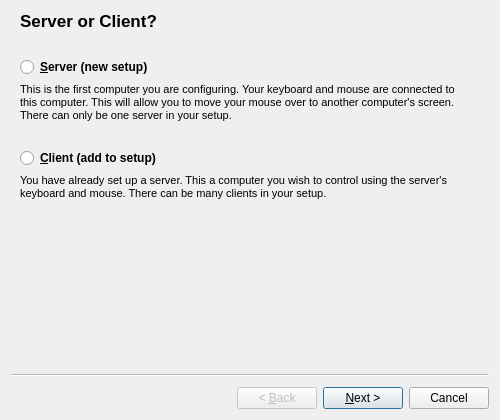
Before: the Qt Designer form branches/1.4/src/gui/res/SetupWizardBase.ui in svn2github/synergy-plus, drawn with Qt 5.
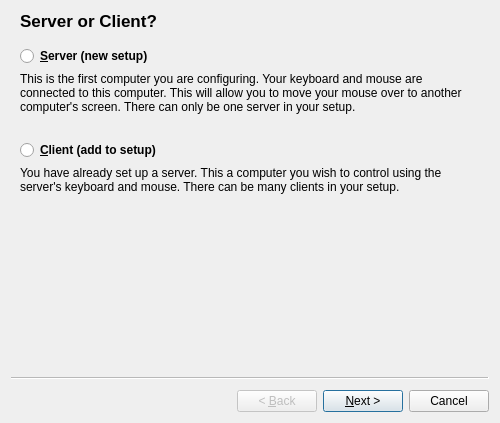
After: the same form once the commit is applied.

Commit message: fixed layout for wizard (removed manually added vboxlayout, and using automatic layout instead).

What changed in the file:
```diff
--- a/branches/1.4/src/gui/res/SetupWizardBase.ui
+++ b/branches/1.4/src/gui/res/SetupWizardBase.ui
@@ -7,7 +7,7 @@
     <x>0</x>
     <y>0</y>
     <width>500</width>
-    <height>420</height>
+    <height>423</height>
    </rect>
   </property>
   <property name="minimumSize">
@@ -32,23 +32,69 @@
    <property name="subTitle">
     <string/>
    </property>
-   <widget class="QWidget" name="verticalLayoutWidget">
-    <property name="geometry">
-     <rect>
-      <x>9</x>
-      <y>0</y>
-      <width>471</width>
-      <height>261</height>
-     </rect>
-    </property>
-    <layout class="QVBoxLayout" name="verticalLayout_2">
-     <property name="topMargin">
-      <number>20</number>
-     </property>
-     <property name="rightMargin">
-      <number>20</number>
-     </property>
-     <item>
+   <layout class="QGridLayout" name="gridLayout">
+    <item row="6" column="0">
+     <spacer name="verticalSpacer_2">
+      <property name="orientation">
+       <enum>Qt::Vertical</enum>
+      </property>
+      <property name="sizeType">
+       <enum>QSizePolicy::MinimumExpanding</enum>
+      </property>
+      <property name="sizeHint" stdset="0">
+       <size>
+        <width>0</width>
+        <height>0</height>
+       </size>
+      </property>
+     </spacer>
+    </item>
+    <item row="5" column="0">
+     <widget class="QLabel" name="m_pServerLabel">
+      <property name="minimumSize">
+       <size>
+        <width>0</width>
+        <height>0</height>
+       </size>
+      </property>
+      <property name="text">
+       <string>You have already set up a server. This a computer you wish to control using the server's keyboard and mouse. There can be many clients in your setup.</string>
+      </property>
+      <property name="wordWrap">
+       <bool>true</bool>
+      </property>
+     </widget>
+    </item>
+    <item row="4" column="0">
+     <widget class="QRadioButton" name="m_pClientRadioButton">
+      <property name="font">
+       <font>
+        <weight>75</weight>
+        <bold>true</bold>
+       </font>
+      </property>
+      <property name="text">
+       <string>&amp;Client (add to setup)</string>
+      </property>
+     </widget>
+    </item>
+    <item row="2" column="0">
+     <widget class="QLabel" name="m_pClientLabel">
+      <property name="minimumSize">
+       <size>
+        <width>0</width>
+        <height>0</height>
+       </size>
+      </property>
+      <property name="text">
+       <string>This is the first computer you are configuring. Your keyboard and mouse are connected to this computer. This will allow you to move your mouse over to another computer's screen. There can only be one server in your setup.</string>
+      </property>
+      <property name="wordWrap">
+       <bool>true</bool>
+      </property>
+     </widget>
+    </item>
+    <item row="0" column="0">
       <widget class="QRadioButton" name="m_pServerRadioButton">
        <property name="font">
         <font>
@@ -61,27 +107,7 @@
        </property>
       </widget>
      </item>
-     <item>
-      <widget class="QLabel" name="m_pClientLabel">
-       <property name="minimumSize">
-        <size>
-         <width>0</width>
-         <height>0</height>
-        </size>
-       </property>
-       <property name="text">
-        <string>&lt;!DOCTYPE HTML PUBLIC &quot;-//W3C//DTD HTML 4.0//EN&quot; &quot;http://www.w3.org/TR/REC-html40/strict.dtd&quot;&gt;
-&lt;html&gt;&lt;head&gt;&lt;meta name=&quot;qrichtext&quot; content=&quot;1&quot; /&gt;&lt;style type=&quot;text/css&quot;&gt;
-p, li { white-space: pre-wrap; }
-&lt;/style&gt;&lt;/head&gt;&lt;body style=&quot; font-family:'MS Shell Dlg 2'; font-size:8.25pt; font-weight:400; font-style:normal;&quot;&gt;
-&lt;p style=&quot; margin-top:0px; margin-bottom:0px; margin-left:0px; margin-right:0px; -qt-block-indent:0; text-indent:0px;&quot;&gt;&lt;span style=&quot; font-size:8pt;&quot;&gt;This is the first computer you are configuring. Your keyboard and mouse are connected to this computer. This will allow you to move your mouse over to another computer's screen. There can only be one server in your setup.&lt;/span&gt;&lt;/p&gt;&lt;/body&gt;&lt;/html&gt;</string>
-       </property>
-       <property name="wordWrap">
-        <bool>true</bool>
-       </property>
-      </widget>
-     </item>
-     <item>
+    <item row="3" column="0">
       <spacer name="verticalSpacer">
        <property name="orientation">
         <enum>Qt::Vertical</enum>
@@ -97,57 +123,7 @@
        </property>
       </spacer>
      </item>
-     <item>
-      <widget class="QRadioButton" name="m_pClientRadioButton">
-       <property name="font">
-        <font>
-         <weight>75</weight>
-         <bold>true</bold>
-        </font>
-       </property>
-       <property name="text">
-        <string>&amp;Client (add to setup)</string>
-       </property>
-      </widget>
-     </item>
-     <item>
-      <widget class="QLabel" name="m_pServerLabel">
-       <property name="minimumSize">
-        <size>
-         <width>0</width>
-         <height>0</height>
-        </size>
-       </property>
-       <property name="text">
-        <string>&lt;!DOCTYPE HTML PUBLIC &quot;-//W3C//DTD HTML 4.0//EN&quot; &quot;http://www.w3.org/TR/REC-html40/strict.dtd&quot;&gt;
-&lt;html&gt;&lt;head&gt;&lt;meta name=&quot;qrichtext&quot; content=&quot;1&quot; /&gt;&lt;style type=&quot;text/css&quot;&gt;
-p, li { white-space: pre-wrap; }
-&lt;/style&gt;&lt;/head&gt;&lt;body style=&quot; font-family:'MS Shell Dlg 2'; font-size:8.25pt; font-weight:400; font-style:normal;&quot;&gt;
-&lt;p style=&quot; margin-top:0px; margin-bottom:0px; margin-left:0px; margin-right:0px; -qt-block-indent:0; text-indent:0px;&quot;&gt;&lt;span style=&quot; font-size:8pt;&quot;&gt;You have already set up a server. This a computer you wish to control using the server's keyboard and mouse. There can be many clients in your setup.&lt;/span&gt;&lt;/p&gt;&lt;/body&gt;&lt;/html&gt;</string>
-       </property>
-       <property name="wordWrap">
-        <bool>true</bool>
-       </property>
-      </widget>
-     </item>
-     <item>
-      <spacer name="verticalSpacer_2">
-       <property name="orientation">
-        <enum>Qt::Vertical</enum>
-       </property>
-       <property name="sizeType">
-        <enum>QSizePolicy::MinimumExpanding</enum>
-       </property>
-       <property name="sizeHint" stdset="0">
-        <size>
-         <width>0</width>
-         <height>0</height>
-        </size>
-       </property>
-      </spacer>
-     </item>
-    </layout>
-   </widget>
+   </layout>
   </widget>
   <widget class="QWizardPage" name="m_pStartupPage">
    <property name="sizePolicy">
```
Left out of the diff: 36 changed lines with no effect on the pictures. Lines whose indentation alone changed are shown as unchanged.
